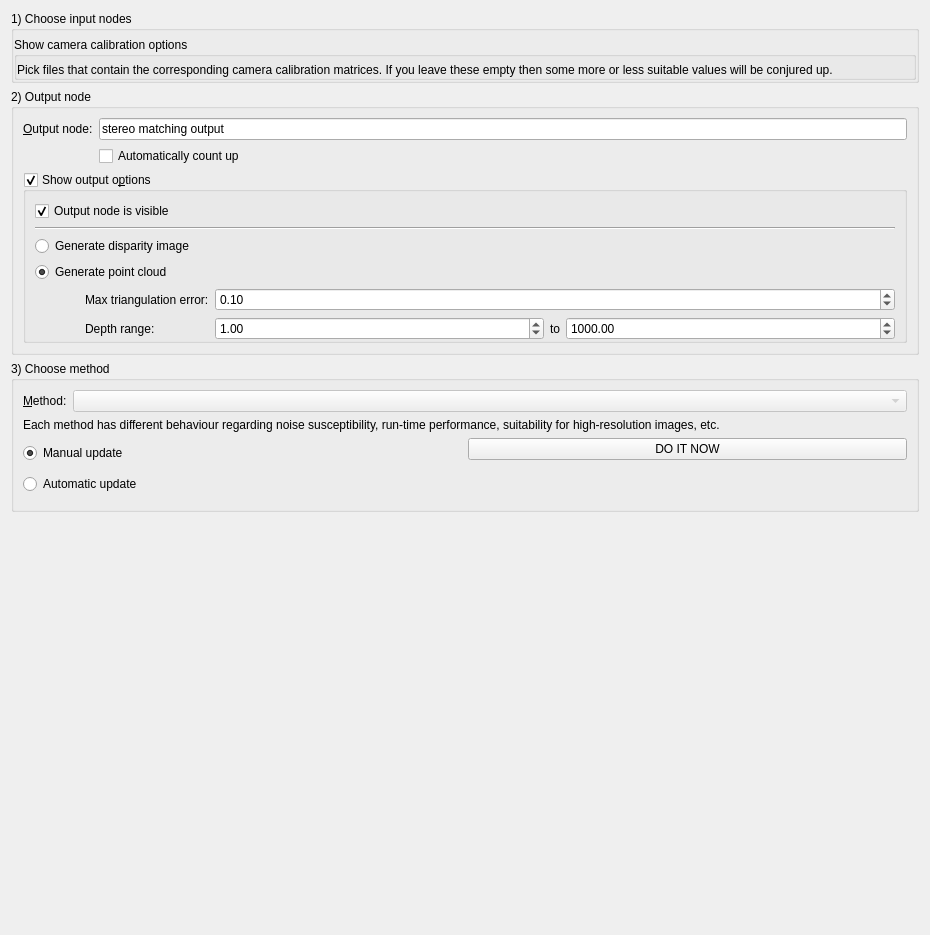
Qt form Code/Gui/MITK/Plugins/uk.ac.ucl.cmic.igisurfacerecon/src/internal/SurfaceReconViewWidget.ui (NifTK/NifTK) before a commit.
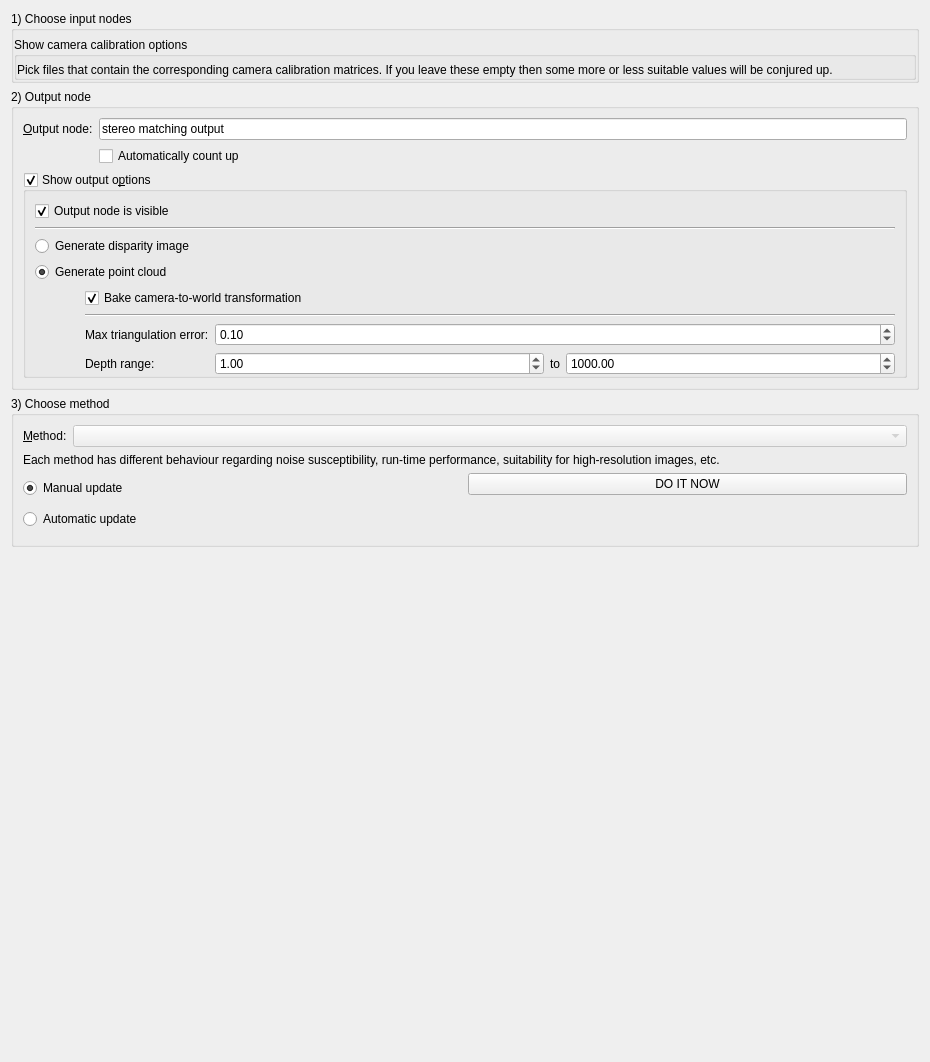
The same form after that commit. Custom widgets are drawn as their Qt base class.

Commit message: Bug #3241: bake camera-to-world transformation into point cloud coordinates, if requested

The edit to the form file:
```diff
--- a/Code/Gui/MITK/Plugins/uk.ac.ucl.cmic.igisurfacerecon/src/internal/SurfaceReconViewWidget.ui
+++ b/Code/Gui/MITK/Plugins/uk.ac.ucl.cmic.igisurfacerecon/src/internal/SurfaceReconViewWidget.ui
@@ -7,7 +7,7 @@
     <x>0</x>
     <y>0</y>
     <width>930</width>
-    <height>935</height>
+    <height>1062</height>
    </rect>
   </property>
   <property name="windowTitle">
@@ -171,6 +171,9 @@
                 <item>
                  <widget class="QWidget" name="m_PointCloudOptionsWidget" native="true">
                   <layout class="QFormLayout" name="formLayout_8">
+                   <property name="fieldGrowthPolicy">
+                    <enum>QFormLayout::AllNonFixedFieldsGrow</enum>
+                   </property>
                    <property name="leftMargin">
                     <number>50</number>
                    </property>
@@ -183,7 +186,7 @@
                    <property name="bottomMargin">
                     <number>0</number>
                    </property>
-                   <item row="0" column="0">
+                   <item row="2" column="0">
                     <widget class="QLabel" name="label_7">
                      <property name="text">
                       <string>Max triangulation error:</string>
@@ -193,7 +196,7 @@
                      </property>
                     </widget>
                    </item>
-                   <item row="0" column="1">
+                   <item row="2" column="1">
                     <widget class="QDoubleSpinBox" name="m_MaxTriangulationErrorThresholdSpinBox">
                      <property name="toolTip">
                       <string>Left-right correspondences above this threshold will be rejected.</string>
@@ -206,14 +209,14 @@
                      </property>
                     </widget>
                    </item>
-                   <item row="1" column="0">
+                   <item row="3" column="0">
                     <widget class="QLabel" name="label_13">
                      <property name="text">
                       <string>Depth range:</string>
                      </property>
                     </widget>
                    </item>
-                   <item row="1" column="1">
+                   <item row="3" column="1">
                     <layout class="QHBoxLayout" name="horizontalLayout_5">
                      <item>
                       <widget class="QDoubleSpinBox" name="m_MinDepthRangeSpinBox">
@@ -262,6 +265,27 @@
                      </item>
                     </layout>
                    </item>
+                   <item row="1" column="0" colspan="2">
+                    <widget class="Line" name="line_2">
+                     <property name="orientation">
+                      <enum>Qt::Horizontal</enum>
+                     </property>
+                    </widget>
+                   </item>
+                   <item row="0" column="0" colspan="2">
+                    <widget class="QCheckBox" name="m_BakeWorldTransformCheckBox">
+                     <property name="toolTip">
+                      <string>If disabled point clouds will be relative to the camera node.
+This has implications when you save point clouds to disk!</string>
+                     </property>
+                     <property name="text">
+                      <string>Bake camera-to-world transformation</string>
+                     </property>
+                     <property name="checked">
+                      <bool>true</bool>
+                     </property>
+                    </widget>
+                   </item>
                   </layout>
                  </widget>
                 </item>
```
The commit also changes 6 other files.
